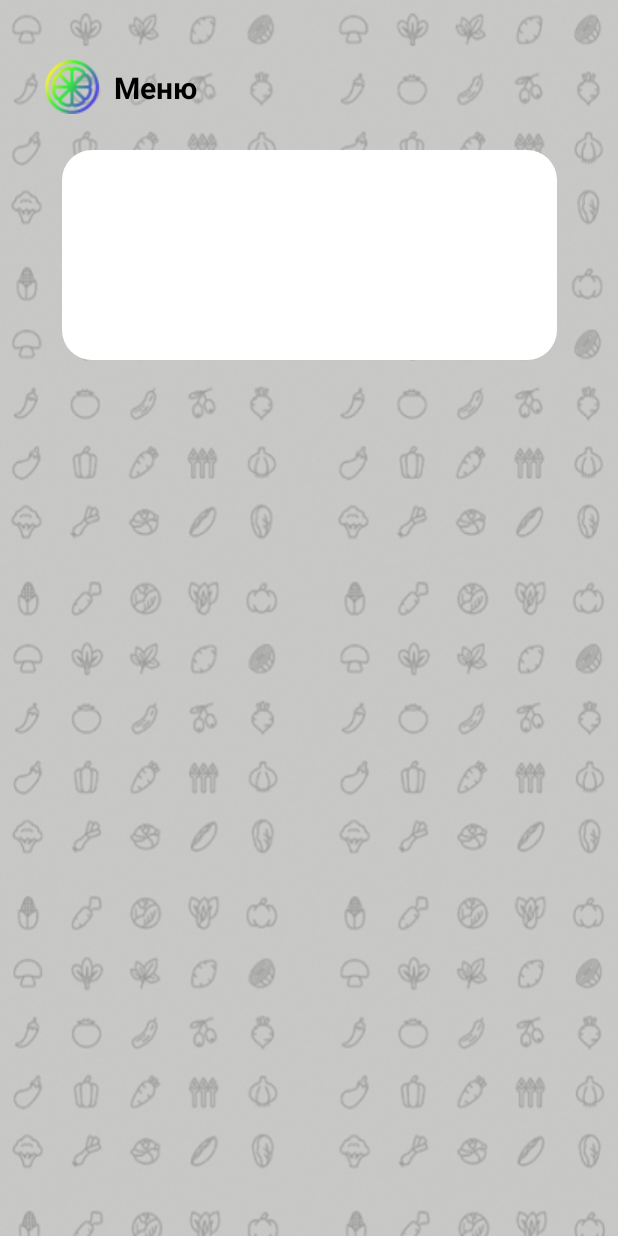
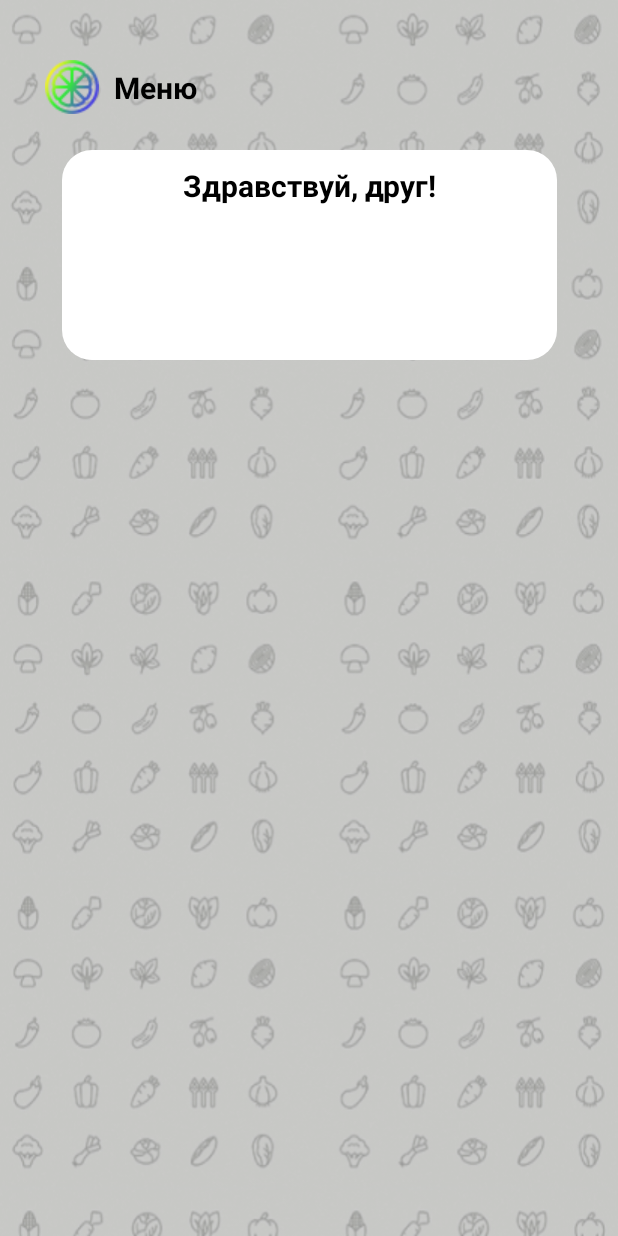
Before and after one commit to kmac3063/fefu_food_app, an Android app: the layout activity_menu.xml on its own in the app's theme, with its tools: preview values and no code run, on a phone screen of 412 x 824 dp. Run offline under Robolectric (Android 15) with nearby library versions, the phone set to English and light mode, and no system bars.

Commit message:
Added something

```diff
--- a/app/src/main/java/com/example/fefu_food_app/model/UserData.java
+++ b/app/src/main/java/com/example/fefu_food_app/model/UserData.java
@@ -1,14 +1,14 @@
 package com.example.fefu_food_app.model;
 
 public class UserData {
-    private UserData userData;
+    private static UserData userData;
     private UserData() {
         currentOrder = new Order();
         // TODO load user settings from saved
         userSettings = new UserSettings();
     }
 
-    public UserData getUserData() {
+    public static UserData getUserData() {
         if (userData == null) {
             userData = new UserData();
         }
--- a/app/src/main/res/layout/activity_menu.xml
+++ b/app/src/main/res/layout/activity_menu.xml
@@ -43,10 +43,16 @@
         app:layout_constraintTop_toTopOf="parent" />
 
     <TextView
+        android:id="@+id/name_text_view"
         android:layout_width="wrap_content"
         android:layout_height="wrap_content"
-
-        />
-
+        android:layout_marginTop="10dp"
+        android:text="Здравствуй, друг!"
+        android:textColor="@android:color/black"
+        android:textSize="20sp"
+        android:textStyle="bold"
+        app:layout_constraintEnd_toEndOf="@+id/image_view1"
+        app:layout_constraintStart_toStartOf="@+id/image_view1"
+        app:layout_constraintTop_toTopOf="@+id/image_view1" />
 
 </androidx.constraintlayout.widget.ConstraintLayout>
```
Also changed, not shown: app/src/main/java/com/example/fefu_food_app/MenuActivity.java (+10 -0 lines), app/src/main/java/com/example/fefu_food_app/model/Order.java (+12 -0 lines).
